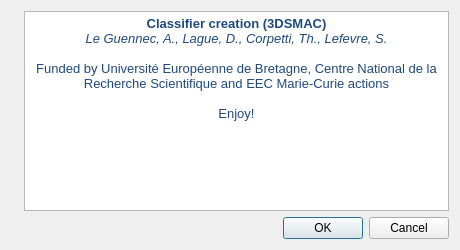
Above: trainDisclaimerDlg.ui from dgirardeau/q3DMASC before the change. Below: the same form after it.
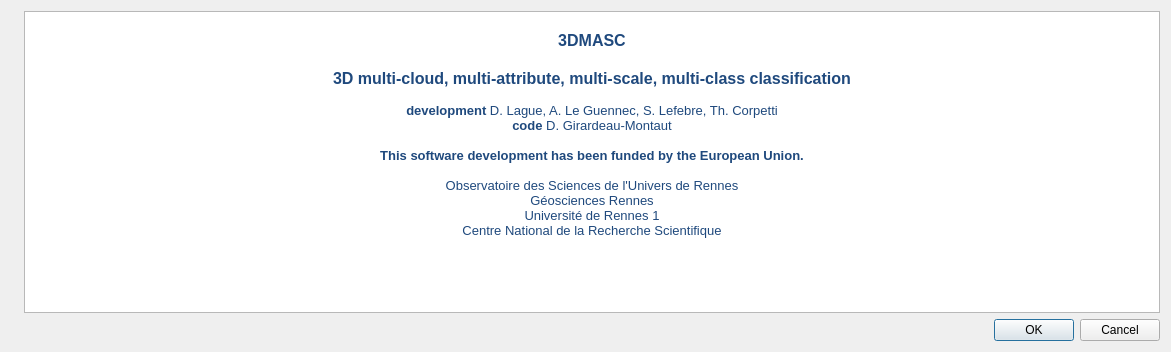
That is the form after the change. Icons and pictures are not drawn.

Commit message: disclaimer updated, call to nNSS.prepare removed

The edit to the form file:
```diff
--- a/trainDisclaimerDlg.ui
+++ b/trainDisclaimerDlg.ui
@@ -6,8 +6,8 @@
    <rect>
     <x>0</x>
     <y>0</y>
-    <width>460</width>
-    <height>250</height>
+    <width>1171</width>
+    <height>352</height>
    </rect>
   </property>
   <property name="windowTitle">
@@ -24,8 +24,8 @@
       <widget class="QLabel" name="logo">
        <property name="maximumSize">
         <size>
-         <width>150</width>
-         <height>174</height>
+         <width>601</width>
+         <height>302</height>
         </size>
        </property>
        <property name="text">
@@ -41,6 +41,12 @@
      </item>
      <item>
       <widget class="QTextEdit" name="DisclaimerTextEdit">
+       <property name="verticalScrollBarPolicy">
+        <enum>Qt::ScrollBarAlwaysOff</enum>
+       </property>
+       <property name="horizontalScrollBarPolicy">
+        <enum>Qt::ScrollBarAlwaysOff</enum>
+       </property>
        <property name="readOnly">
         <bool>true</bool>
        </property>
@@ -48,13 +54,21 @@
         <string>&lt;!DOCTYPE HTML PUBLIC &quot;-//W3C//DTD HTML 4.0//EN&quot; &quot;http://www.w3.org/TR/REC-html40/strict.dtd&quot;&gt;
 &lt;html&gt;&lt;head&gt;&lt;meta name=&quot;qrichtext&quot; content=&quot;1&quot; /&gt;&lt;style type=&quot;text/css&quot;&gt;
 p, li { white-space: pre-wrap; }
-&lt;/style&gt;&lt;/head&gt;&lt;body style=&quot; font-family:'MS Shell Dlg 2'; font-size:8.25pt; font-weight:400; font-style:normal;&quot;&gt;
-&lt;p align=&quot;center&quot; style=&quot; margin-top:0px; margin-bottom:0px; margin-left:0px; margin-right:0px; -qt-block-indent:0; text-indent:0px; background-color:#ffffff;&quot;&gt;&lt;span style=&quot; font-family:'Calibri,sans-serif'; font-size:10pt; font-weight:600; color:#1f497d;&quot;&gt;Classifier creation (3DSMAC)&lt;/span&gt;&lt;/p&gt;
-&lt;p align=&quot;center&quot; style=&quot; margin-top:0px; margin-bottom:0px; margin-left:0px; margin-right:0px; -qt-block-indent:0; text-indent:0px; background-color:#ffffff;&quot;&gt;&lt;span style=&quot; font-family:'Calibri,sans-serif'; font-size:10pt; font-style:italic; color:#1f497d;&quot;&gt;Le Guennec, A., Lague, D., Corpetti, Th., Lefevre, S.&lt;/span&gt;&lt;/p&gt;
-&lt;p align=&quot;center&quot; style=&quot;-qt-paragraph-type:empty; margin-top:0px; margin-bottom:0px; margin-left:0px; margin-right:0px; -qt-block-indent:0; text-indent:0px; font-family:'Calibri,sans-serif'; font-size:10pt; font-style:italic; color:#1f497d; background-color:#ffffff;&quot;&gt;&lt;br /&gt;&lt;/p&gt;
-&lt;p align=&quot;center&quot; style=&quot; margin-top:0px; margin-bottom:0px; margin-left:0px; margin-right:0px; -qt-block-indent:0; text-indent:0px; background-color:#ffffff;&quot;&gt;&lt;span style=&quot; font-family:'Calibri,sans-serif'; font-size:10pt; color:#1f497d; background-color:#ffffff;&quot;&gt;Funded by Université Européenne de Bretagne, Centre National de la Recherche Scientifique and EEC Marie-Curie actions&lt;/span&gt;&lt;/p&gt;
+&lt;/style&gt;&lt;/head&gt;&lt;body style=&quot; font-family:'MS Shell Dlg 2'; font-size:9.75pt; font-weight:400; font-style:normal;&quot;&gt;
+&lt;p align=&quot;center&quot; style=&quot;-qt-paragraph-type:empty; margin-top:0px; margin-bottom:0px; margin-left:0px; margin-right:0px; -qt-block-indent:0; text-indent:0px; background-color:#ffffff;&quot;&gt;&lt;br /&gt;&lt;/p&gt;
+&lt;p align=&quot;center&quot; style=&quot; margin-top:0px; margin-bottom:0px; margin-left:0px; margin-right:0px; -qt-block-indent:0; text-indent:0px;&quot;&gt;&lt;span style=&quot; font-size:12pt; font-weight:600; color:#1f497d;&quot;&gt;3DMASC&lt;/span&gt;&lt;/p&gt;
+&lt;p align=&quot;center&quot; style=&quot;-qt-paragraph-type:empty; margin-top:0px; margin-bottom:0px; margin-left:0px; margin-right:0px; -qt-block-indent:0; text-indent:0px; font-size:12pt; font-weight:600; color:#1f497d;&quot;&gt;&lt;br /&gt;&lt;/p&gt;
+&lt;p align=&quot;center&quot; style=&quot; margin-top:0px; margin-bottom:0px; margin-left:0px; margin-right:0px; -qt-block-indent:0; text-indent:0px;&quot;&gt;&lt;span style=&quot; font-size:12pt; font-weight:600; color:#1f497d;&quot;&gt;3D multi-cloud, multi-attribute, multi-scale, multi-class classification&lt;/span&gt;&lt;/p&gt;
 &lt;p align=&quot;center&quot; style=&quot;-qt-paragraph-type:empty; margin-top:0px; margin-bottom:0px; margin-left:0px; margin-right:0px; -qt-block-indent:0; text-indent:0px; font-family:'Calibri,sans-serif'; font-size:10pt; color:#1f497d; background-color:#ffffff;&quot;&gt;&lt;br /&gt;&lt;/p&gt;
-&lt;p align=&quot;center&quot; style=&quot; margin-top:0px; margin-bottom:0px; margin-left:0px; margin-right:0px; -qt-block-indent:0; text-indent:0px; background-color:#ffffff;&quot;&gt;&lt;span style=&quot; font-family:'Calibri,sans-serif'; font-size:10pt; color:#1f497d;&quot;&gt;Enjoy!&lt;/span&gt;&lt;/p&gt;&lt;/body&gt;&lt;/html&gt;</string>
+&lt;p align=&quot;center&quot; style=&quot; margin-top:0px; margin-bottom:0px; margin-left:0px; margin-right:0px; -qt-block-indent:0; text-indent:0px; background-color:#ffffff;&quot;&gt;&lt;span style=&quot; font-family:'Slack-Lato','appleLogo','sans-serif'; font-size:10pt; font-weight:600; color:#1f497d;&quot;&gt;development &lt;/span&gt;&lt;span style=&quot; font-family:'Slack-Lato','appleLogo','sans-serif'; font-size:10pt; color:#1f497d;&quot;&gt;D. Lague, A. Le Guennec, S. Lefebre, Th. Corpetti&lt;/span&gt;&lt;/p&gt;
+&lt;p align=&quot;center&quot; style=&quot; margin-top:0px; margin-bottom:0px; margin-left:0px; margin-right:0px; -qt-block-indent:0; text-indent:0px; background-color:#ffffff;&quot;&gt;&lt;span style=&quot; font-family:'Slack-Lato','appleLogo','sans-serif'; font-size:10pt; font-weight:600; color:#1f497d;&quot;&gt;code &lt;/span&gt;&lt;span style=&quot; font-family:'Slack-Lato','appleLogo','sans-serif'; font-size:10pt; color:#1f497d;&quot;&gt;D. Girardeau-Montaut&lt;/span&gt;&lt;/p&gt;
+&lt;p align=&quot;center&quot; style=&quot;-qt-paragraph-type:empty; margin-top:0px; margin-bottom:0px; margin-left:0px; margin-right:0px; -qt-block-indent:0; text-indent:0px; font-family:'Calibri,sans-serif'; font-size:10pt; color:#1f497d; background-color:#ffffff;&quot;&gt;&lt;br /&gt;&lt;/p&gt;
+&lt;p align=&quot;center&quot; style=&quot; margin-top:0px; margin-bottom:0px; margin-left:0px; margin-right:0px; -qt-block-indent:0; text-indent:0px; background-color:#ffffff;&quot;&gt;&lt;span style=&quot; font-family:'Slack-Lato','appleLogo','sans-serif'; font-size:10pt; font-weight:600; color:#1f497d;&quot;&gt;This software development has been funded by the European Union.&lt;/span&gt;&lt;/p&gt;
+&lt;p align=&quot;center&quot; style=&quot;-qt-paragraph-type:empty; margin-top:0px; margin-bottom:0px; margin-left:0px; margin-right:0px; -qt-block-indent:0; text-indent:0px; font-family:'Calibri,sans-serif'; font-size:10pt; color:#1f497d; background-color:#ffffff;&quot;&gt;&lt;br /&gt;&lt;/p&gt;
+&lt;p align=&quot;center&quot; style=&quot; margin-top:0px; margin-bottom:0px; margin-left:0px; margin-right:0px; -qt-block-indent:0; text-indent:0px; background-color:#ffffff;&quot;&gt;&lt;span style=&quot; font-family:'Calibri,sans-serif'; font-size:10pt; color:#1f497d; background-color:#ffffff;&quot;&gt;Observatoire des Sciences de l'Univers de Rennes&lt;/span&gt;&lt;/p&gt;
+&lt;p align=&quot;center&quot; style=&quot; margin-top:0px; margin-bottom:0px; margin-left:0px; margin-right:0px; -qt-block-indent:0; text-indent:0px; background-color:#ffffff;&quot;&gt;&lt;span style=&quot; font-family:'Calibri,sans-serif'; font-size:10pt; color:#1f497d; background-color:#ffffff;&quot;&gt;Géosciences Rennes&lt;/span&gt;&lt;/p&gt;
+&lt;p align=&quot;center&quot; style=&quot; margin-top:0px; margin-bottom:0px; margin-left:0px; margin-right:0px; -qt-block-indent:0; text-indent:0px; background-color:#ffffff;&quot;&gt;&lt;span style=&quot; font-family:'Calibri,sans-serif'; font-size:10pt; color:#1f497d; background-color:#ffffff;&quot;&gt;Université de Rennes 1&lt;/span&gt;&lt;/p&gt;
+&lt;p align=&quot;center&quot; style=&quot; margin-top:0px; margin-bottom:0px; margin-left:0px; margin-right:0px; -qt-block-indent:0; text-indent:0px; background-color:#ffffff;&quot;&gt;&lt;span style=&quot; font-family:'Calibri,sans-serif'; font-size:10pt; color:#1f497d; background-color:#ffffff;&quot;&gt;Centre National de la Recherche Scientifique&lt;/span&gt;&lt;/p&gt;&lt;/body&gt;&lt;/html&gt;</string>
        </property>
       </widget>
      </item>
```
Left out of the diff: 5 changed lines with no effect on the pictures. The commit also changes 4 other files.
